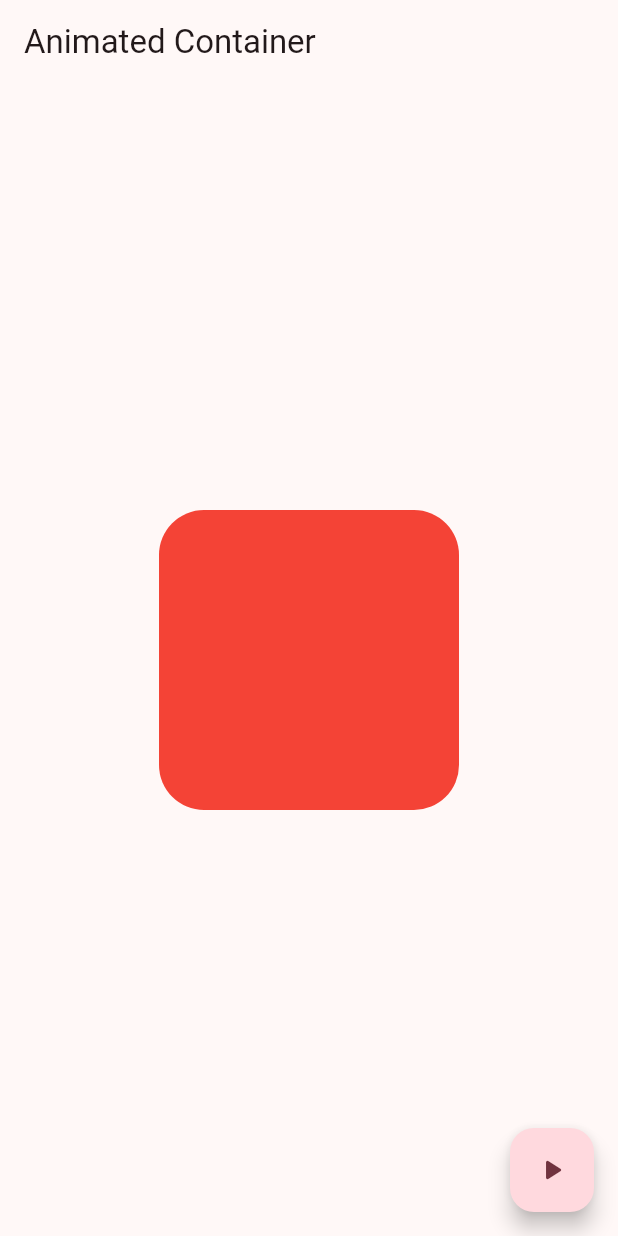
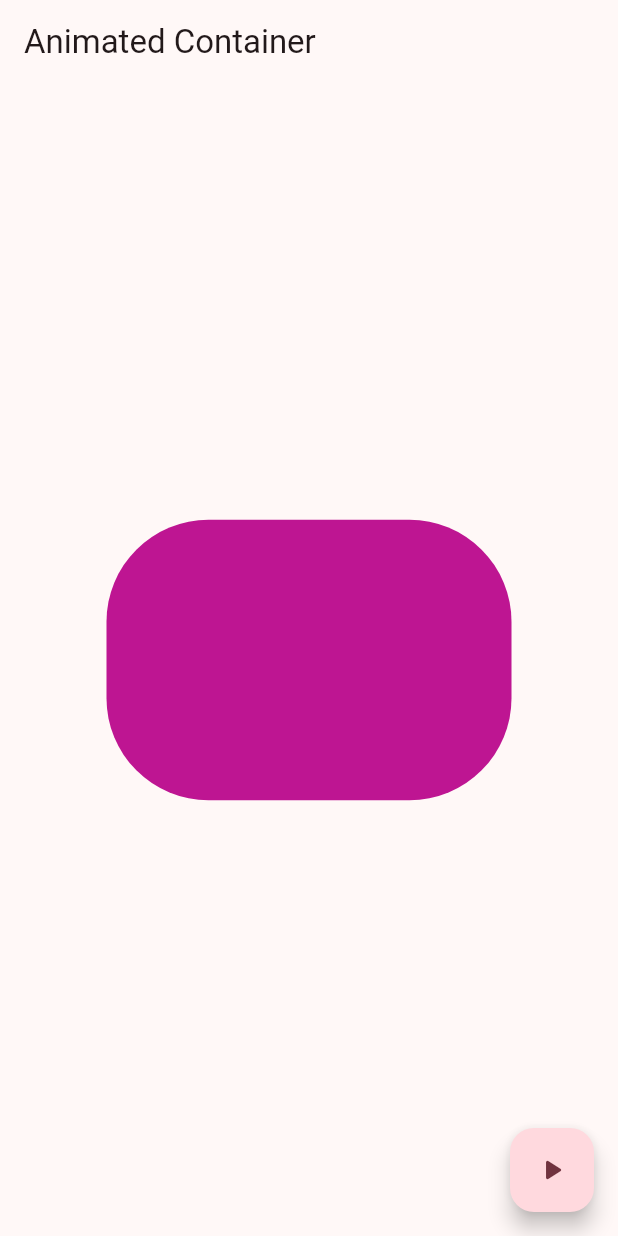
Before and after one commit to LuisferRojas14/WIDGETAPP, a Flutter app: the screen it shows after launch, after a tap on the "play arrow" icon, on a phone screen of 412 x 824 dp. Run offline on Flutter 3.47's test engine with Material 3 defaults, Android fonts, the phone set to English and light mode, and no system bars; our stand-ins replace go_router.

Commit message:
animated container terminado

```diff
--- a/lib/presentation/screens/animated/animated_screen.dart
+++ b/lib/presentation/screens/animated/animated_screen.dart
@@ -1,8 +1,35 @@
 import 'package:flutter/material.dart';
+import 'dart:math' show Random;
 
-class AnimatedScreen extends StatelessWidget {
+class AnimatedScreen extends StatefulWidget {
   static const name = 'animated_screen';
   const AnimatedScreen({super.key});
+
+  @override
+  State<AnimatedScreen> createState() => _AnimatedScreenState();
+}
+
+class _AnimatedScreenState extends State<AnimatedScreen> {
+  double width = 120;
+  double height = 120;
+  Color color = Colors.indigo;
+  double borderRadius = 20.0;
+
+  void changeShape(){
+final random = Random();
+width = random.nextInt(300) + 50;
+height = random.nextInt(300)+ 50;
+color = Color.fromRGBO(
+  random.nextInt(256),
+  random.nextInt(256),
+  random.nextInt(256),
+  1,
+);
+borderRadius = random.nextInt(100)+ 10;
+setState(() {});
+
+
+  }
 
   @override
   Widget build(BuildContext context) {
@@ -11,18 +38,17 @@ class AnimatedScreen extends StatelessWidget {
         title: const Text('Animated Container'),
       ),
       body: Center(
-        child: AnimatedContainer(
-          duration: const Duration(microseconds: 500),
-          curve: Curves.easeOutCubic,
-          width: 200,
-          height: 200,
-          decoration: BoxDecoration(
-          color: Colors.red,
-          borderRadius: BorderRadius.circular(30)
-        ),
+          child: AnimatedContainer(
+        duration: const Duration(microseconds: 500),
+        curve: Curves.easeOutCubic,
+        width: width <= 0 ? 0 : width,
+        height: height <= 0 ? 0 : height,
+        decoration: BoxDecoration(
+            color:color,
+            borderRadius: BorderRadius.circular(borderRadius <= 0 ? 0 : borderRadius)),
       )),
       floatingActionButton: FloatingActionButton(
-        onPressed: () {},
+        onPressed:changeShape,
         child: const Icon(Icons.play_arrow_rounded),
       ),
     );
```
